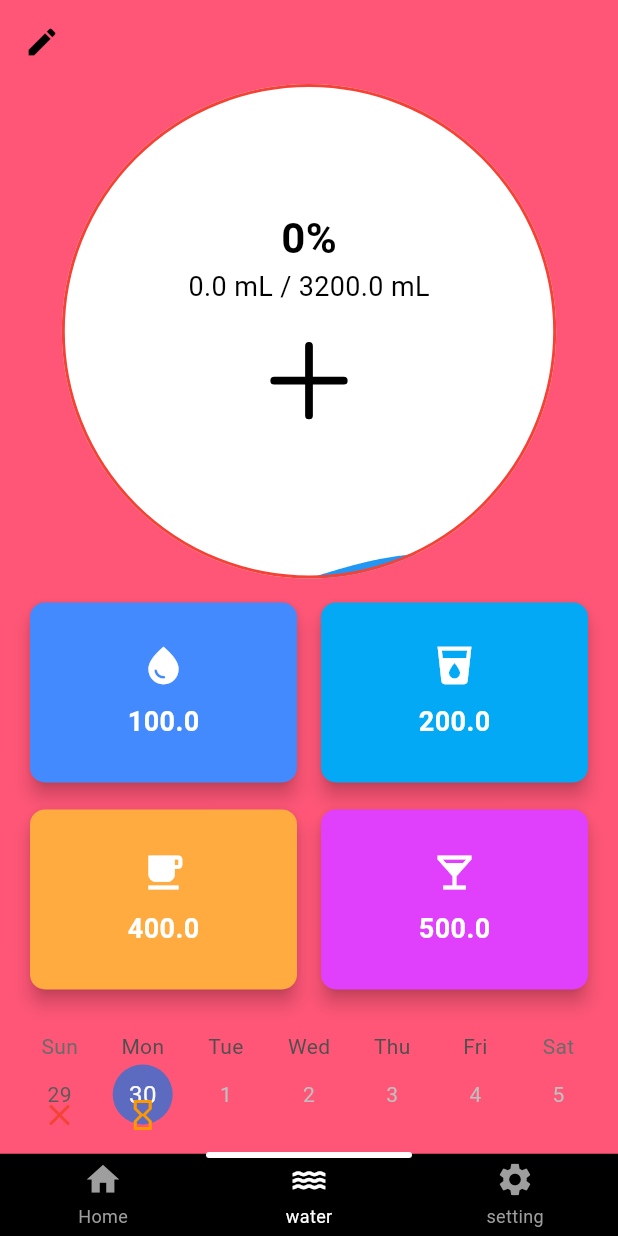
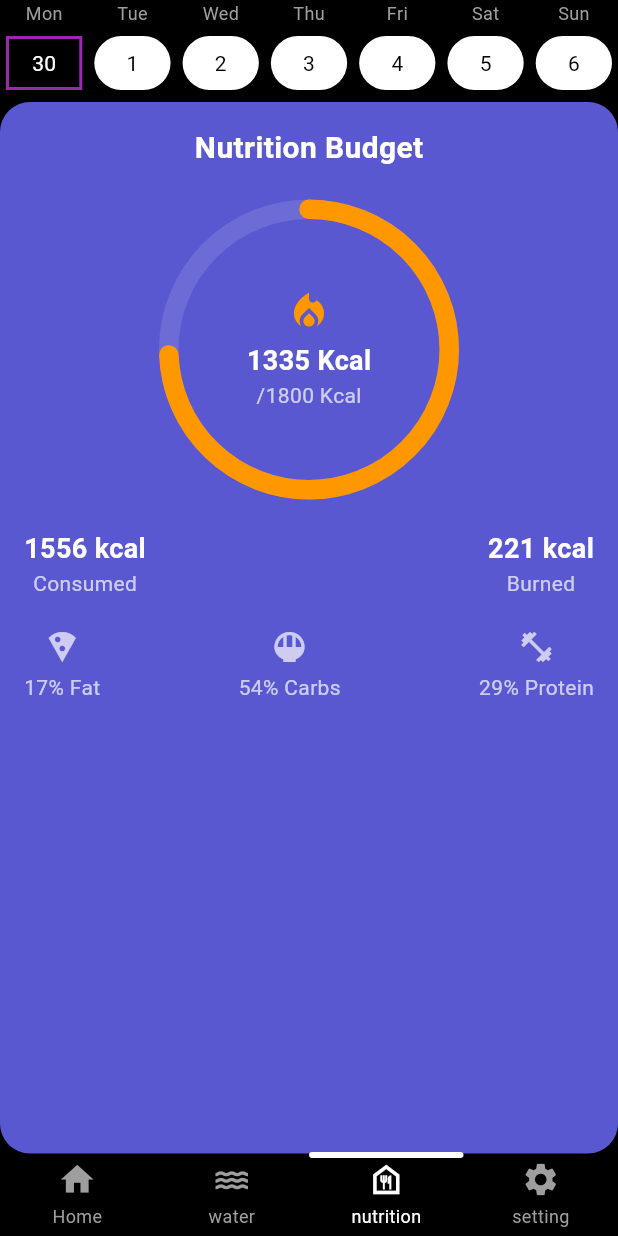
Before and after one commit to real-Hafez/lose_weight_eat_healthy, a Flutter app: the BottomNavBar_main screen opened directly, on a phone screen of 412 x 824 dp. Run offline on Flutter 3.47's test engine with Material 3 defaults, Android fonts, the phone set to English and light mode, and no system bars; drawn by our look-alikes of percent_indicator, persistent_bottom_nav_bar, table_calendar; our stand-ins replace animated_text_kit, another_flutter_splash_screen, auto_size_text, bloc, cloud_firestore, device_preview and 14 more; accounts and stored records are empty.

Commit message:
make nutrition_calender + Nutrition Budget Widget

```diff
--- a/lib/src/features/Navigator_Bar/widgets/bottom_nav_bar.dart
+++ b/lib/src/features/Navigator_Bar/widgets/bottom_nav_bar.dart
@@ -16,8 +16,7 @@ class _BottomNavBarState extends State<BottomNavBar> {
   @override
   void initState() {
     super.initState();
-    //change that to change openss tab
-    _controller = PersistentTabController(initialIndex: 1);
+    _controller = PersistentTabController(initialIndex: 2);
   }
 
   @override
--- a/lib/src/features/Navigator_Bar/widgets/nav_bar_items.dart
+++ b/lib/src/features/Navigator_Bar/widgets/nav_bar_items.dart
@@ -16,7 +16,12 @@ List<PersistentBottomNavBarItem> navBarsItems() {
       inactiveColorPrimary: Colors.grey,
     ),
     PersistentBottomNavBarItem(
-
+      icon: const Icon(Icons.food_bank_outlined),
+      title: ("nutrition"),
+      activeColorPrimary: Colors.white,
+      inactiveColorPrimary: Colors.grey,
+    ),
+    PersistentBottomNavBarItem(
       icon: const Icon(Icons.settings),
       title: ("setting"),
       activeColorPrimary: Colors.white,
--- a/lib/src/features/Navigator_Bar/widgets/screens.dart
+++ b/lib/src/features/Navigator_Bar/widgets/screens.dart
@@ -1,12 +1,14 @@
 import 'package:flutter/material.dart';
 import 'package:lose_weight_eat_healthy/src/features/Home/pages/Home_page.dart';
 import 'package:lose_weight_eat_healthy/src/features/Settings/pages/setting.dart';
+import 'package:lose_weight_eat_healthy/src/features/nutrition/pages/nutrition.dart';
 import 'package:lose_weight_eat_healthy/src/features/water/pages/water.dart';
 
 List<Widget> buildScreens() {
   return [
     const HomeScreen(),
     const Water(),
+    const Nutrition(),
     const SettingsScreen(),
   ];
 }
--- /dev/null
+++ b/lib/src/features/nutrition/pages/nutrition.dart
@@ -0,0 +1,17 @@
+import 'package:flutter/material.dart';
+import 'package:lose_weight_eat_healthy/src/features/nutrition/widgets/Calorie_Tracker_Widget.dart';
+import 'package:lose_weight_eat_healthy/src/features/nutrition/widgets/nutrition_calender.dart';
+
+class Nutrition extends StatelessWidget {
+  const Nutrition({super.key});
+
+  @override
+  Widget build(BuildContext context) {
+    return const Column(
+      children: [
+        nutrition_calender(),
+        Expanded(child: NutritionBudgetWidget()),
+      ],
+    );
+  }
+}
--- /dev/null
+++ b/lib/src/features/nutrition/widgets/Calorie_Tracker_Widget.dart
@@ -0,0 +1,142 @@
+import 'package:flutter/material.dart';
+import 'package:percent_indicator/circular_percent_indicator.dart';
+
+class NutritionBudgetWidget extends StatelessWidget {
+  const NutritionBudgetWidget({super.key});
+
+  @override
+  Widget build(BuildContext context) {
+    return const NutritionCard();
+  }
+}
+
+class NutritionCard extends StatelessWidget {
+  const NutritionCard({super.key});
+
+  @override
+  Widget build(BuildContext context) {
+    return Container(
+      padding: const EdgeInsets.all(16.0),
+      decoration: BoxDecoration(
+        color: const Color(0xFF5958D0),
+        borderRadius: BorderRadius.circular(20.0),
+      ),
+      child: Column(
+        mainAxisSize: MainAxisSize.min,
+        children: [
+          const Text(
+            "Nutrition Budget",
+            style: TextStyle(
+              color: Colors.white,
+              fontSize: 20.0,
+              fontWeight: FontWeight.bold,
+            ),
+          ),
+          const SizedBox(height: 20),
+          CircularPercentIndicator(
+            radius: 100.0,
+            lineWidth: 13.0,
+            percent: 1339 / 1800,
+            center: const Column(
+              mainAxisAlignment: MainAxisAlignment.center,
+              children: [
+                Icon(Icons.local_fire_department,
+                    color: Colors.orange, size: 30),
+                SizedBox(height: 5),
+                Text(
+                  "1335 Kcal",
+                  style: TextStyle(
+                    color: Colors.white,
+                    fontSize: 18.0,
+                    fontWeight: FontWeight.bold,
+                  ),
+                ),
+                Text(
+                  "/1800 Kcal",
+                  style: TextStyle(
+                    color: Colors.white70,
+                    fontSize: 14.0,
+                  ),
+                ),
+              ],
+            ),
+            progressColor: Colors.orange,
+            backgroundColor: Colors.white12,
+            circularStrokeCap: CircularStrokeCap.round,
+          ),
+          const SizedBox(height: 20),
+          const Row(
+            mainAxisAlignment: MainAxisAlignment.spaceBetween,
+            children: [
+              NutritionDetail(label: "Consumed", value: "1556 kcal"),
+              NutritionDetail(label: "Burned", value: "221 kcal"),
+            ],
+          ),
+          const SizedBox(height: 20),
+          const Row(
+            mainAxisAlignment: MainAxisAlignment.spaceBetween,
+            children: [
+              MacroDetail(icon: Icons.local_pizza, label: "17% Fat"),
+              MacroDetail(icon: Icons.rice_bowl, label: "54% Carbs"),
+              MacroDetail(icon: Icons.fitness_center, label: "29% Protein"),
+            ],
+          ),
+        ],
+      ),
+    );
+  }
+}
+
+class NutritionDetail extends StatelessWidget {
+  final String label;
+  final String value;
+
+  const NutritionDetail({super.key, required this.label, required this.value});
+
+  @override
+  Widget build(BuildContext context) {
+    return Column(
+      children: [
+        Text(
+          value,
+          style: const TextStyle(
+            color: Colors.white,
+            fontSize: 18.0,
+            fontWeight: FontWeight.bold,
+          ),
+        ),
+        Text(
+          label,
+          style: const TextStyle(
+            color: Colors.white70,
+            fontSize: 14.0,
+          ),
+        ),
+      ],
+    );
+  }
+}
+
+class MacroDetail extends StatelessWidget {
+  final IconData icon;
+  final String label;
+
+  const MacroDetail({super.key, required this.icon, required this.label});
+
+  @override
+  Widget build(BuildContext context) {
+    return Column(
+      children: [
+        Icon(icon, color: Colors.white70),
+        const SizedBox(height: 5),
+        Text(
+          label,
+          style: const TextStyle(
+            color: Colors.white70,
+            fontSize: 14.0,
+          ),
+        ),
+      ],
+    );
+  }
+}
--- /dev/null
+++ b/lib/src/features/nutrition/widgets/nutrition_calender.dart
@@ -0,0 +1,72 @@
+import 'package:flutter/material.dart';
+import 'package:table_calendar/table_calendar.dart';
+
+class nutrition_calender extends StatelessWidget {
+  const nutrition_calender({super.key});
+
+  @override
+  Widget build(BuildContext context) {
+    return TableCalendar(
+      firstDay: DateTime.utc(2024, 1, 1),
+      lastDay: DateTime.utc(2030, 12, 31),
+      focusedDay: DateTime.now(),
+      calendarFormat: CalendarFormat.week,
+      startingDayOfWeek: StartingDayOfWeek.monday,
+      headerVisible: false, // No need for the header in this style
+      calendarStyle: CalendarStyle(
+        isTodayHighlighted: true, // Highlight today's date
+        todayDecoration: BoxDecoration(
+          color: Colors
+              .transparent, // No background for today (or customize as needed)
+          shape: BoxShape.values[0],
+          border: Border.all(
+              color: Colors.purple, width: 2), // Black border for today's date
+        ),
+        selectedDecoration: BoxDecoration(
+          color: Colors.purple, // Background color for selected day
+          borderRadius:
+              BorderRadius.circular(20), // Oval shape for selected day
+        ),
+        selectedTextStyle: const TextStyle(
+          color: Colors.white, // Text color for selected day
+        ),
+        defaultDecoration: BoxDecoration(
+          color: Colors.white, // Background color for unselected days
+          borderRadius:
+              BorderRadius.circular(20), // Oval shape for unselected days
+          border: Border.all(
+              color: Colors.transparent), // No border for unselected days
+        ),
+        weekendDecoration: BoxDecoration(
+          color: Colors.white, // Background for weekend days
+          borderRadius: BorderRadius.circular(20), // Oval shape for weekends
+          border: Border.all(color: Colors.transparent),
+        ),
+        todayTextStyle: const TextStyle(
+          color: Colors.white, // Text color for today
+        ),
+        defaultTextStyle: const TextStyle(
+          color: Colors.black, // Default text color
+        ),
+        weekendTextStyle: const TextStyle(
+          color: Colors.black, // Weekend text color
+        ),
+        cellMargin: const EdgeInsets.symmetric(
+            vertical: 8, horizontal: 4), // Adjust space around cells
+      ),
+      daysOfWeekStyle: const DaysOfWeekStyle(
+        weekdayStyle: TextStyle(
+          color: Colors.grey, // Style for weekday labels
+          fontSize: 12,
+        ),
+        weekendStyle: TextStyle(
+          color: Colors.grey, // Style for weekend labels
+          fontSize: 12,
+        ),
+      ),
+      onDaySelected: (selectedDay, focusedDay) {
+        // Your logic when a day is selected
+      },
+    );
+  }
+}
--- a/lib/src/features/water/widgets/History.dart
+++ b/lib/src/features/water/widgets/History.dart
@@ -123,9 +123,9 @@ class _HistoryState extends State<History> {
           color: Colors.orange); // In-progress
     } else if (status) {
       return const Icon(Icons.check_circle,
-          color: Colors.green); // Goal reached
+          color: Colors.green);
     } else {
-      return const Icon(Icons.close, color: Colors.red); // Goal missed
+      return const Icon(Icons.close, color: Colors.red);
     }
   }
 }
```
